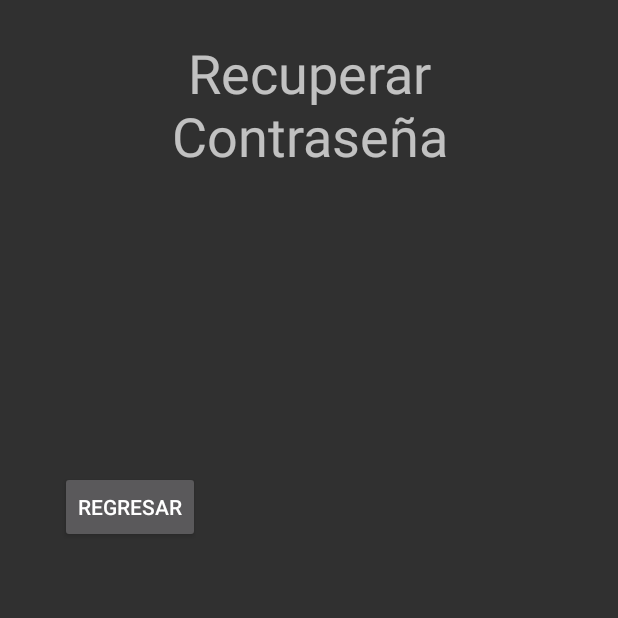
After one commit to JonierJimenez/taller1_android, an Android app: the ContrasenaActivity screen opened directly, with no data from a screen before it, on a phone screen of 412 x 824 dp, the top half of it. The commit adds this screen. Run offline under Robolectric (Android 15) with nearby library versions, the phone set to English and light mode, and no system bars.

Commit message:
implementando recuperar contraseña incompleto

```diff
--- a/app/src/main/AndroidManifest.xml
+++ b/app/src/main/AndroidManifest.xml
@@ -9,7 +9,8 @@
         android:roundIcon="@mipmap/ic_launcher_round"
         android:supportsRtl="true"
         android:theme="@style/Theme.Design.NoActionBar">
-        <activity android:name=".Voltaje"></activity>
+        <activity android:name=".ContrasenaActivity"></activity>
+        <activity android:name=".Voltaje" />
         <activity android:name=".Velocidad" />
         <activity android:name=".Fuerza" />
         <activity android:name=".HomeTextoActivity" />
--- /dev/null
+++ b/app/src/main/java/com/example/taller1/ContrasenaActivity.java
@@ -0,0 +1,33 @@
+package com.example.taller1;
+
+import androidx.appcompat.app.AppCompatActivity;
+
+import android.content.Intent;
+import android.os.Bundle;
+import android.view.View;
+import android.widget.Button;
+
+public class ContrasenaActivity extends AppCompatActivity implements View.OnClickListener {
+    Button regresar;
+    @Override
+    protected void onCreate(Bundle savedInstanceState) {
+        super.onCreate(savedInstanceState);
+        setContentView(R.layout.activity_contrasena);
+
+        regresar = findViewById(R.id.btnCregresar);
+        regresar.setOnClickListener(this);
+
+    }
+
+    @Override
+    public void onClick(View v) {
+        switch (v.getId()){
+            case R.id.btnCregresar:
+                Intent i = new Intent(getApplicationContext(),MainActivity.class);
+                i.putExtra("bandera",1);
+                startActivity(i);
+                finish();
+                break;
+        }
+    }
+}
--- /dev/null
+++ b/app/src/main/res/layout/activity_contrasena.xml
@@ -0,0 +1,31 @@
+<?xml version="1.0" encoding="utf-8"?>
+<androidx.constraintlayout.widget.ConstraintLayout xmlns:android="http://schemas.android.com/apk/res/android"
+    xmlns:app="http://schemas.android.com/apk/res-auto"
+    xmlns:tools="http://schemas.android.com/tools"
+    android:layout_width="match_parent"
+    android:layout_height="match_parent"
+    tools:context=".ContrasenaActivity">
+
+    <Button
+        android:id="@+id/btnCregresar"
+        android:layout_width="wrap_content"
+        android:layout_height="wrap_content"
+        android:layout_marginTop="208dp"
+        android:text="Regresar"
+        app:layout_constraintEnd_toEndOf="parent"
+        app:layout_constraintHorizontal_bias="0.126"
+        app:layout_constraintStart_toStartOf="parent"
+        app:layout_constraintTop_toBottomOf="@+id/textView22" />
+
+    <TextView
+        android:id="@+id/textView22"
+        android:layout_width="303dp"
+        android:layout_height="82dp"
+        android:layout_marginTop="24dp"
+        android:text="Recuperar Contraseña"
+        android:textAlignment="center"
+        android:textSize="36sp"
+        app:layout_constraintEnd_toEndOf="parent"
+        app:layout_constraintStart_toStartOf="parent"
+        app:layout_constraintTop_toTopOf="parent" />
+</androidx.constraintlayout.widget.ConstraintLayout>
```
Also changed, not shown: app/src/main/java/com/example/taller1/MainActivity.java (+10 -27 lines).
